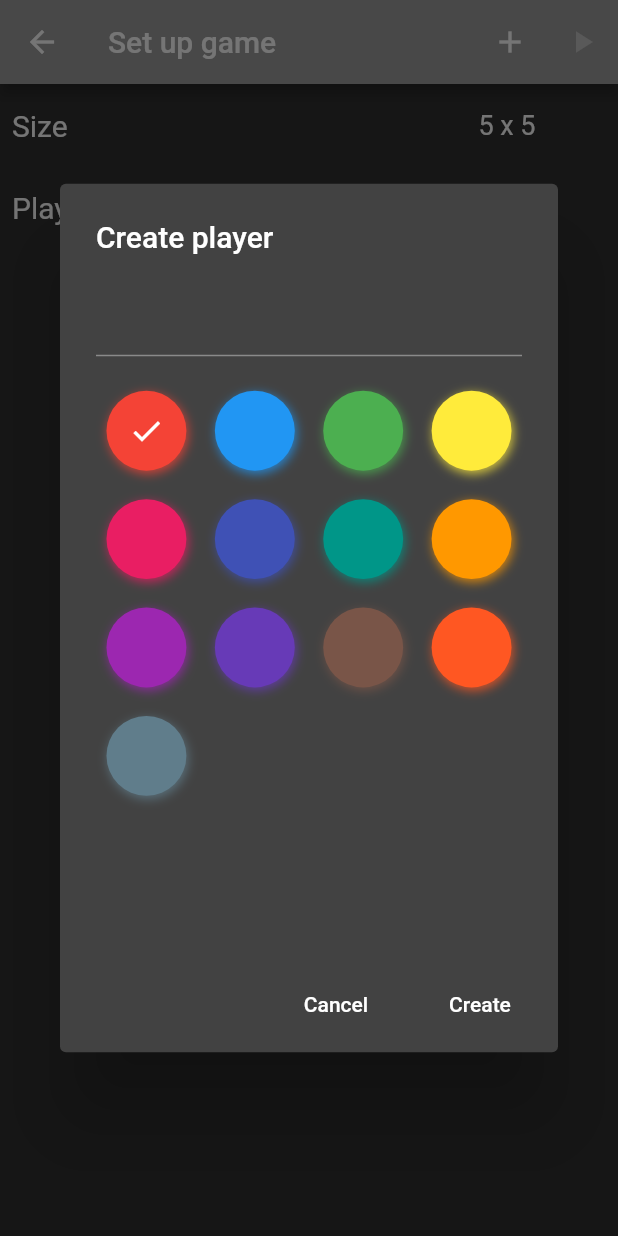
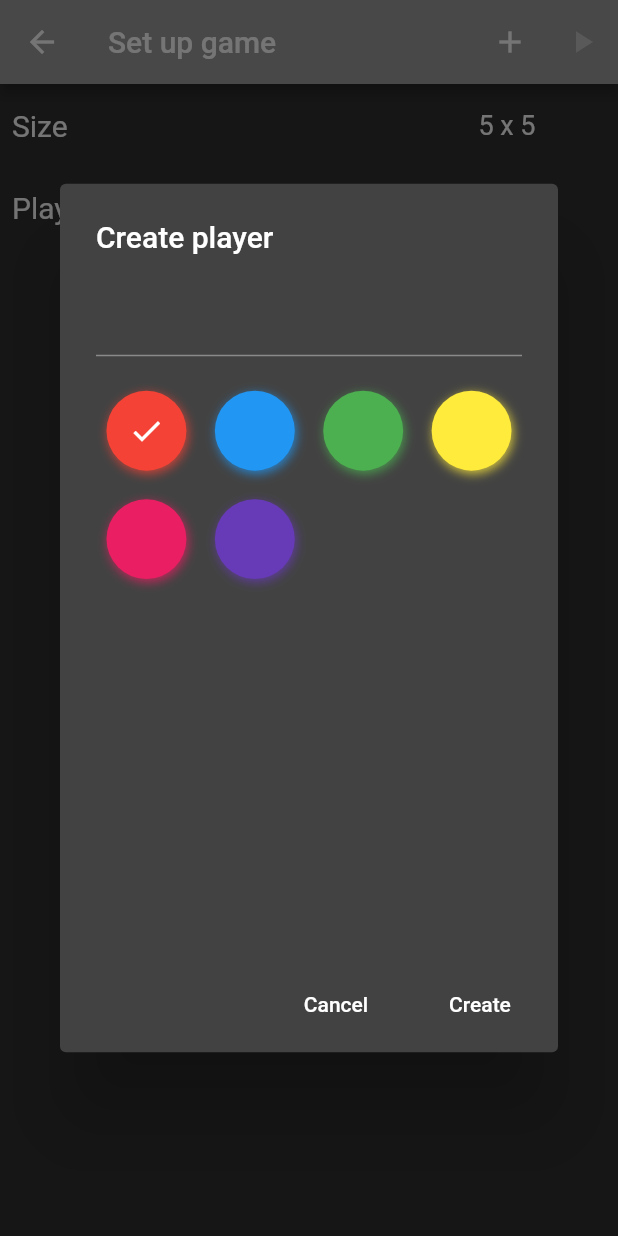
Before and after one commit to ddmgy/infection, a Flutter app: the SetupScreen screen opened by its route, after a tap on the "add" icon, on a phone screen of 412 x 824 dp. Run offline on Flutter 3.47's test engine with Material 2 defaults, Android fonts, the phone set to English and light mode, and no system bars; drawn by our look-alikes of flutter_colorpicker; our stand-ins replace equatable, numberpicker, package_info, tuple.

Commit message:
Reduce available colors, and number of players to add to game.

```diff
--- a/lib/route/setup_screen.dart
+++ b/lib/route/setup_screen.dart
@@ -10,10 +10,8 @@ import 'package:infection/route/routes.dart';
 import 'package:infection/utils.dart';
 
 const List<Color> _colorPickerColors = [
-  Colors.red, Colors.blue, Colors.green, Colors.yellow,
-  Colors.pink, Colors.indigo, Colors.teal, Colors.orange,
-  Colors.purple, Colors.deepPurple, Colors.brown, Colors.deepOrange,
-  Colors.blueGrey,
+  Colors.red, Colors.blue, Colors.green,
+  Colors.yellow, Colors.pink, Colors.deepPurple,
 ];
 
 class SetupScreen extends StatefulWidget {
@@ -22,6 +20,8 @@ class SetupScreen extends StatefulWidget {
 }
 
 class _SetupScreenState extends State<SetupScreen> {
+  int _minPlayerCount = 2;
+  int _maxPlayerCount = 5;
   int _size = 5;
   List<Player> _players = [];
 
@@ -34,7 +34,7 @@ class _SetupScreenState extends State<SetupScreen> {
           IconButton(
             icon: const Icon(Icons.add),
             tooltip: "Add new player",
-            onPressed: _players.length < 8
+            onPressed: _players.length < _maxPlayerCount
               ? () {
                 _showCreatePlayerDialog();
               }
@@ -43,7 +43,7 @@ class _SetupScreenState extends State<SetupScreen> {
           IconButton(
             icon: const Icon(Icons.play_arrow),
             tooltip: "Play game",
-            onPressed: _players.length < 2
+            onPressed: _players.length < _minPlayerCount
               ? null
               : () {
                 Navigator.pushReplacementNamed(
--- a/pubspec.yaml
+++ b/pubspec.yaml
@@ -1,7 +1,7 @@
 name: infection
 description: "An implementation of the Chain Reaction game in Flutter."
 author: "David Mougey <imapiekindaguy@gmail.com>"
-version: 1.0.1
+version: 1.0.2
 homepage: "https://github.com/ddmgy/infection"
 
 publish_to: 'none' # Remove this line if you wish to publish to pub.dev
```
Also changed, not shown: pubspec.lock.
